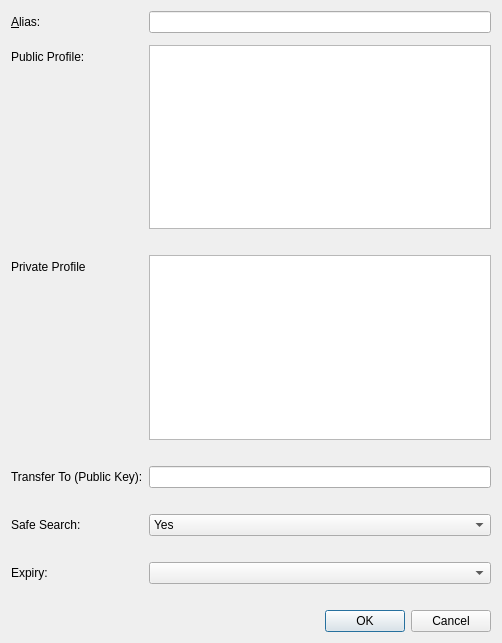
Before: the Qt Designer form src/qt/forms/editaliasdialog.ui in sschepis/syscoin2, drawn with Qt 5.
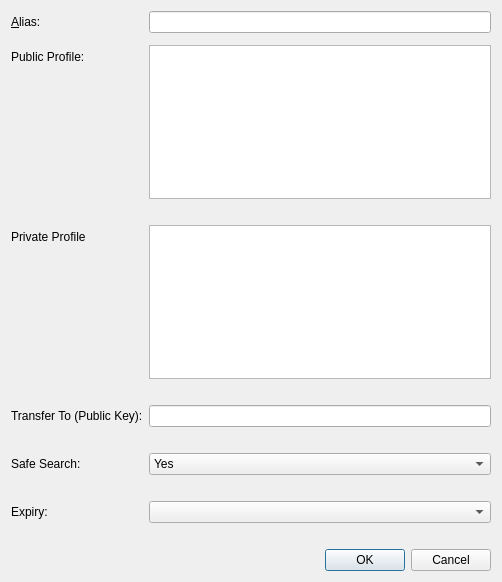
After: the same form once the commit is applied. Custom widgets are drawn as their Qt base class.

What changed in the file:
```diff
--- a/src/qt/forms/editaliasdialog.ui
+++ b/src/qt/forms/editaliasdialog.ui
@@ -7,7 +7,7 @@
     <x>0</x>
     <y>0</y>
     <width>502</width>
-    <height>643</height>
+    <height>582</height>
    </rect>
   </property>
   <property name="windowTitle">
```
